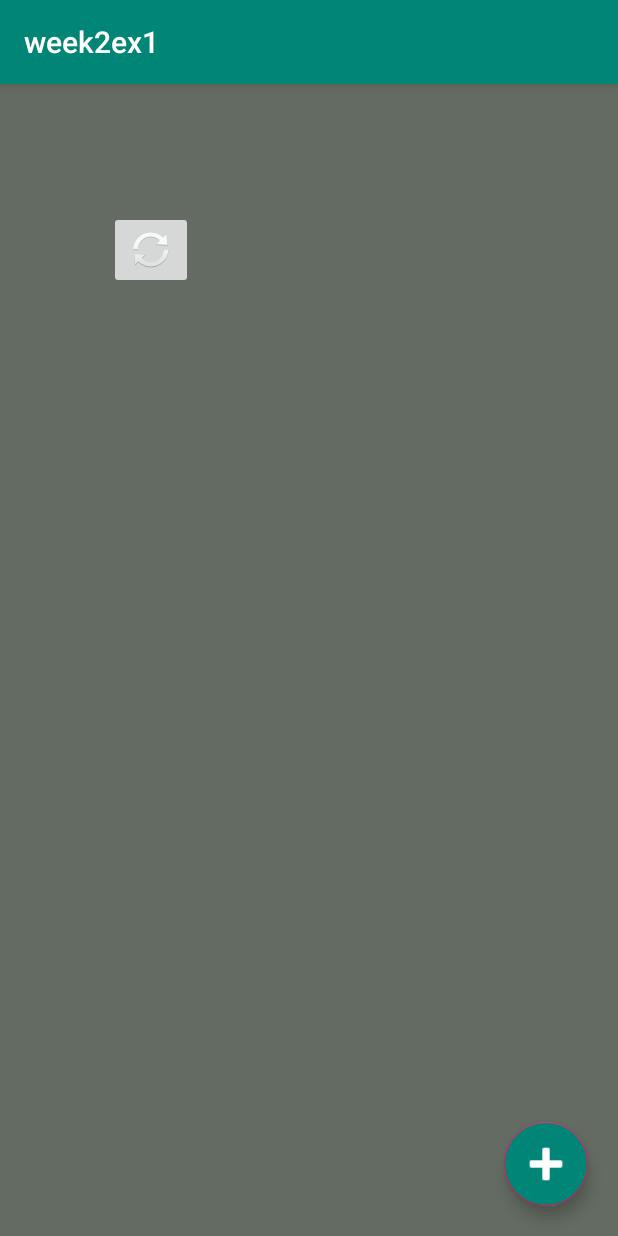
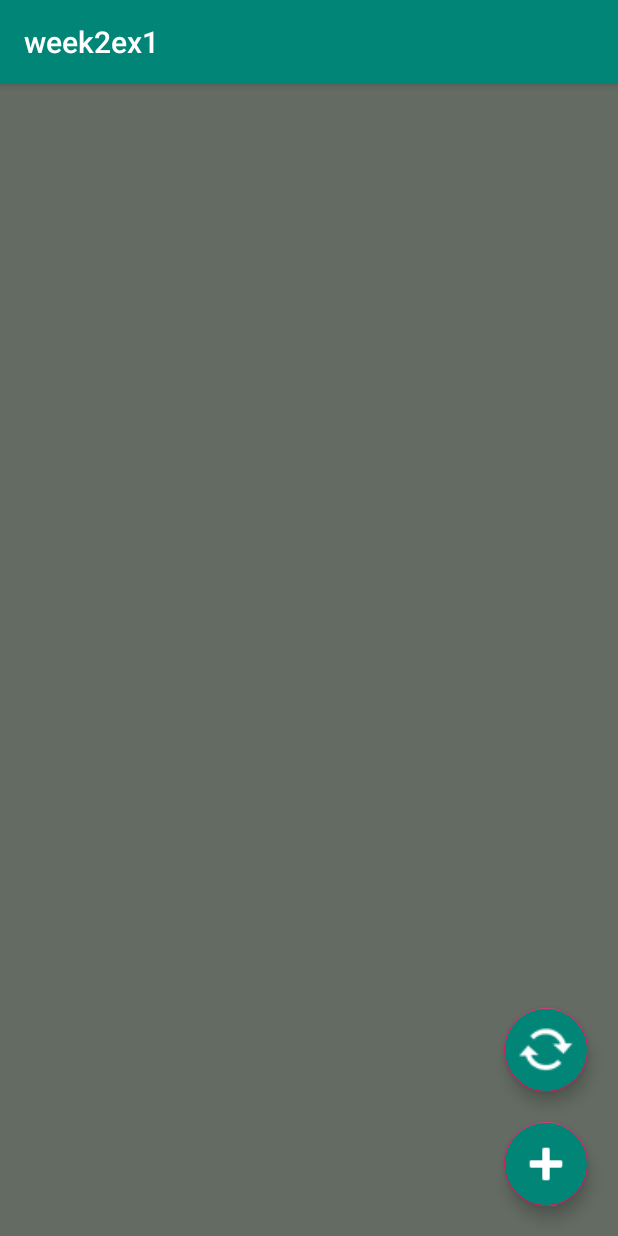
Before and after one commit to alanfinnin/social_app, an Android app: the LoggedIn screen opened directly, with no data from a screen before it, on a phone screen of 412 x 824 dp. Run offline under Robolectric (Android 15) with nearby library versions, the phone set to English and light mode, and no system bars; our stand-ins replace Firebase (no records; nobody signed in at launch, a user with empty details on screens opened directly).

Commit message:
Changed refresh button

```diff
--- a/app/build.gradle
+++ b/app/build.gradle
@@ -34,4 +34,5 @@ dependencies {
     testImplementation 'junit:junit:4.12'
     androidTestImplementation 'androidx.test:runner:1.1.1'
     androidTestImplementation 'androidx.test.espresso:espresso-core:3.1.1'
+    implementation 'com.google.android.material:material:1.1.0'
 }
--- a/app/src/main/res/layout/activity_logged_in.xml
+++ b/app/src/main/res/layout/activity_logged_in.xml
@@ -4,8 +4,23 @@
     xmlns:tools="http://schemas.android.com/tools"
     android:layout_width="match_parent"
     android:layout_height="match_parent"
-    tools:context=".LoggedIn"
-    android:background="#636B62">
+    android:background="#636B62"
+    tools:context=".LoggedIn">
+
+    <com.google.android.material.floatingactionbutton.FloatingActionButton
+        android:id="@+id/refresh"
+        android:layout_width="wrap_content"
+        android:layout_height="wrap_content"
+        android:layout_marginEnd="20dp"
+        android:layout_marginBottom="20dp"
+        android:backgroundTint="@color/colorPrimary"
+        android:clickable="true"
+        android:onClick="refresh"
+        android:src="@android:drawable/stat_notify_sync"
+        android:tint="@android:color/background_light"
+        app:layout_constraintBottom_toTopOf="@+id/floatingActionButton"
+        app:layout_constraintEnd_toEndOf="parent"
+        app:maxImageSize="40dp" />
 
     <TextView
         android:id="@+id/info"
@@ -33,14 +48,4 @@
         app:maxImageSize="40dp"
         app:srcCompat="@android:drawable/ic_input_add" />
 
-    <ImageButton
-        android:id="@+id/imageButton"
-        android:layout_width="wrap_content"
-        android:layout_height="wrap_content"
-        android:layout_marginBottom="5dp"
-        android:onClick="refresh"
-        app:layout_constraintBottom_toTopOf="@+id/info"
-        app:layout_constraintStart_toStartOf="@+id/info"
-        app:srcCompat="@android:drawable/ic_popup_sync" />
-
 </androidx.constraintlayout.widget.ConstraintLayout>
```
